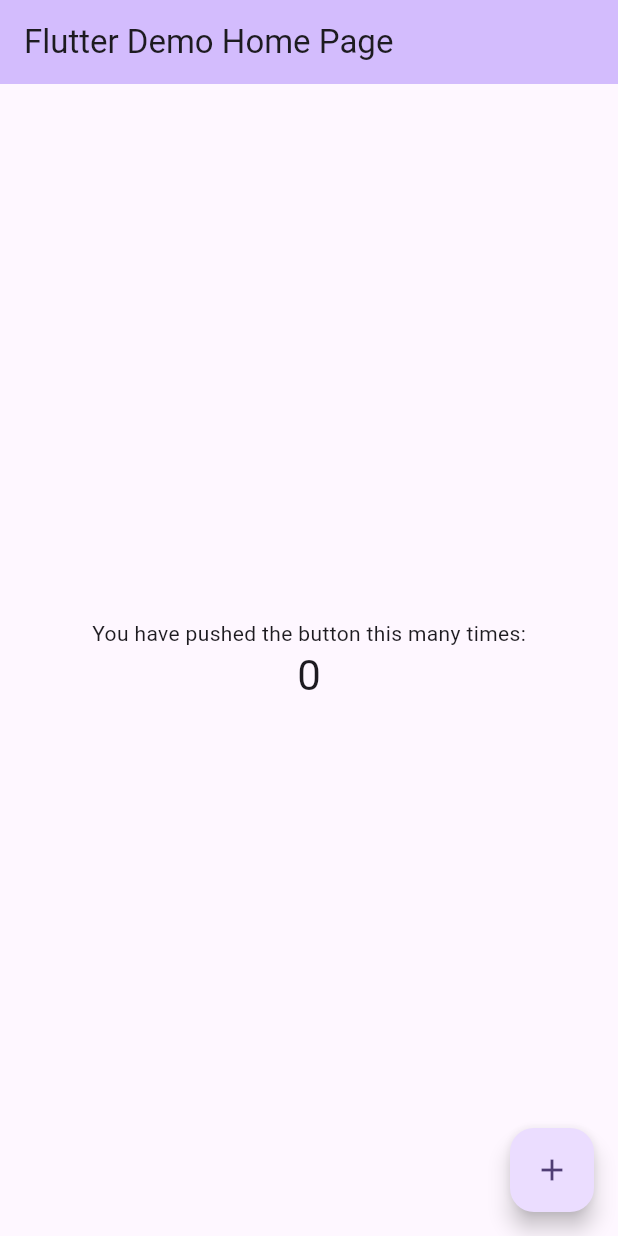
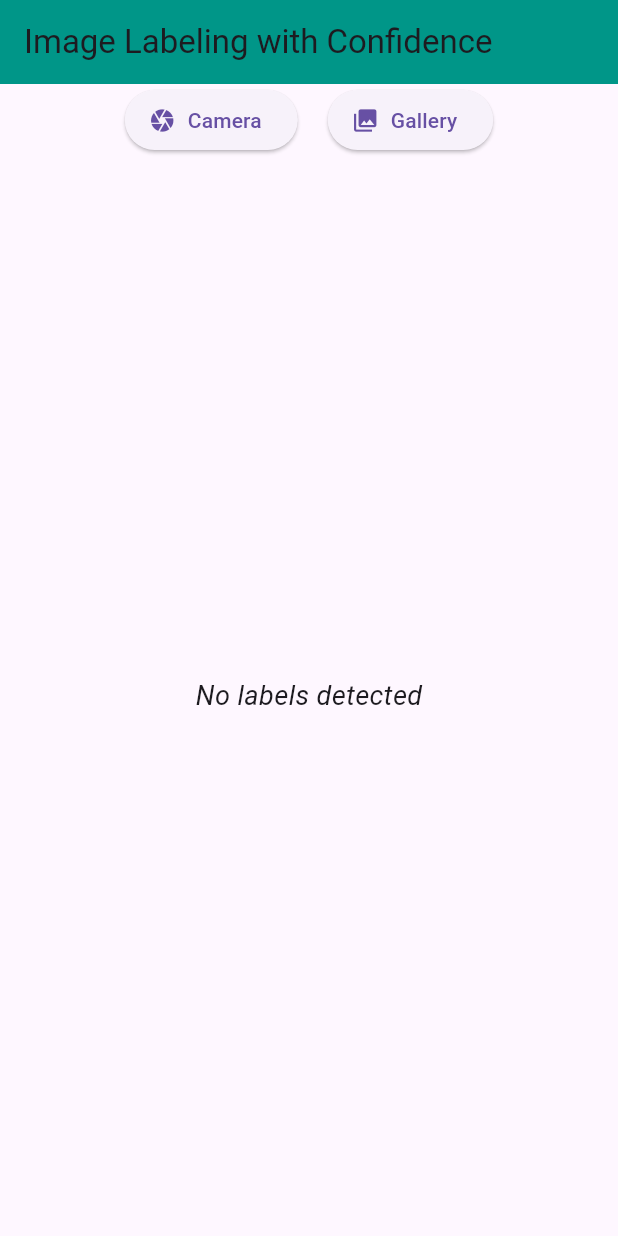
Before and after one commit to divya-jd/ML_labelling_App, a Flutter app: the screen it shows after launch, on a phone screen of 412 x 824 dp. Run offline on Flutter 3.47's test engine with Material 3 defaults, Android fonts, the phone set to English and light mode, and no system bars; our stand-ins replace image_picker; missing offline and left inert: google_mlkit_image_labeling.

Commit message:
edited main dart file

```diff
--- a/lib/main.dart
+++ b/lib/main.dart
@@ -1,125 +1,125 @@
 import 'package:flutter/material.dart';
+import 'dart:io';
+import 'package:image_picker/image_picker.dart';
+import 'package:google_mlkit_image_labeling/google_mlkit_image_labeling.dart';
 
-void main() {
-  runApp(const MyApp());
-}
+void main() => runApp(MyApp());
 
 class MyApp extends StatelessWidget {
-  const MyApp({super.key});
-
-  // This widget is the root of your application.
   @override
   Widget build(BuildContext context) {
     return MaterialApp(
-      title: 'Flutter Demo',
-      theme: ThemeData(
-        // This is the theme of your application.
-        //
-        // TRY THIS: Try running your application with "flutter run". You'll see
-        // the application has a purple toolbar. Then, without quitting the app,
-        // try changing the seedColor in the colorScheme below to Colors.green
-        // and then invoke "hot reload" (save your changes or press the "hot
-        // reload" button in a Flutter-supported IDE, or press "r" if you used
-        // the command line to start the app).
-        //
-        // Notice that the counter didn't reset back to zero; the application
-        // state is not lost during the reload. To reset the state, use hot
-        // restart instead.
-        //
-        // This works for code too, not just values: Most code changes can be
-        // tested with just a hot reload.
-        colorScheme: ColorScheme.fromSeed(seedColor: Colors.deepPurple),
-        useMaterial3: true,
-      ),
-      home: const MyHomePage(title: 'Flutter Demo Home Page'),
+      debugShowCheckedModeBanner: false,
+      home: ImageLabelingPage(),
     );
   }
 }
 
-class MyHomePage extends StatefulWidget {
-  const MyHomePage({super.key, required this.title});
-
-  // This widget is the home page of your application. It is stateful, meaning
-  // that it has a State object (defined below) that contains fields that affect
-  // how it looks.
-
-  // This class is the configuration for the state. It holds the values (in this
-  // case the title) provided by the parent (in this case the App widget) and
-  // used by the build method of the State. Fields in a Widget subclass are
-  // always marked "final".
-
-  final String title;
-
+class ImageLabelingPage extends StatefulWidget {
   @override
-  State<MyHomePage> createState() => _MyHomePageState();
+  _ImageLabelingPageState createState() => _ImageLabelingPageState();
 }
 
-class _MyHomePageState extends State<MyHomePage> {
-  int _counter = 0;
+class _ImageLabelingPageState extends State<ImageLabelingPage> {
+  File? _image;
+  final picker = ImagePicker();
+  List<Map<String, dynamic>> _labels = [];
 
-  void _incrementCounter() {
+  /// Picks an image from the gallery or camera
+  Future<void> pickImage(ImageSource source) async {
+    final pickedFile = await picker.pickImage(source: source);
+
+    if (pickedFile != null) {
+      setState(() {
+        _image = File(pickedFile.path);
+        _labels = []; // Clear previous labels
+      });
+
+      // Perform image labeling
+      await labelImage(_image!);
+    }
+  }
+
+  /// Uses ML Kit to label the image
+  Future<void> labelImage(File image) async {
+    final InputImage inputImage = InputImage.fromFile(image);
+
+    // Initialize the ImageLabeler
+    final ImageLabeler labeler = ImageLabeler(options: ImageLabelerOptions());
+
+    // Process the image and get labels
+    final List<ImageLabel> labels = await labeler.processImage(inputImage);
+
     setState(() {
-      // This call to setState tells the Flutter framework that something has
-      // changed in this State, which causes it to rerun the build method below
-      // so that the display can reflect the updated values. If we changed
-      // _counter without calling setState(), then the build method would not be
-      // called again, and so nothing would appear to happen.
-      _counter++;
+      _labels = labels
+          .map((label) => {
+                'label': label.label,
+                'confidence': label.confidence,
+              })
+          .toList();
     });
+
+    labeler.close(); // Clean up resources
   }
 
   @override
   Widget build(BuildContext context) {
-    // This method is rerun every time setState is called, for instance as done
-    // by the _incrementCounter method above.
-    //
-    // The Flutter framework has been optimized to make rerunning build methods
-    // fast, so that you can just rebuild anything that needs updating rather
-    // than having to individually change instances of widgets.
     return Scaffold(
       appBar: AppBar(
-        // TRY THIS: Try changing the color here to a specific color (to
-        // Colors.amber, perhaps?) and trigger a hot reload to see the AppBar
-        // change color while the other colors stay the same.
-        backgroundColor: Theme.of(context).colorScheme.inversePrimary,
-        // Here we take the value from the MyHomePage object that was created by
-        // the App.build method, and use it to set our appbar title.
-        title: Text(widget.title),
+        title: Text("Image Labeling with Confidence"),
+        backgroundColor: Colors.teal,
       ),
-      body: Center(
-        // Center is a layout widget. It takes a single child and positions it
-        // in the middle of the parent.
-        child: Column(
-          // Column is also a layout widget. It takes a list of children and
-          // arranges them vertically. By default, it sizes itself to fit its
-          // children horizontally, and tries to be as tall as its parent.
-          //
-          // Column has various properties to control how it sizes itself and
-          // how it positions its children. Here we use mainAxisAlignment to
-          // center the children vertically; the main axis here is the vertical
-          // axis because Columns are vertical (the cross axis would be
-          // horizontal).
-          //
-          // TRY THIS: Invoke "debug painting" (choose the "Toggle Debug Paint"
-          // action in the IDE, or press "p" in the console), to see the
-          // wireframe for each widget.
-          mainAxisAlignment: MainAxisAlignment.center,
-          children: <Widget>[
-            const Text(
-              'You have pushed the button this many times:',
+      body: Column(
+        children: [
+          if (_image != null)
+            Padding(
+              padding: const EdgeInsets.all(8.0),
+              child: Image.file(
+                _image!,
+                height: 300,
+                width: double.infinity,
+                fit: BoxFit.cover,
+              ),
             ),
-            Text(
-              '$_counter',
-              style: Theme.of(context).textTheme.headlineMedium,
-            ),
-          ],
-        ),
+          Row(
+            mainAxisAlignment: MainAxisAlignment.center,
+            children: [
+              ElevatedButton.icon(
+                onPressed: () => pickImage(ImageSource.camera),
+                icon: Icon(Icons.camera),
+                label: Text("Camera"),
+              ),
+              SizedBox(width: 20),
+              ElevatedButton.icon(
+                onPressed: () => pickImage(ImageSource.gallery),
+                icon: Icon(Icons.photo_library),
+                label: Text("Gallery"),
+              ),
+            ],
+          ),
+          Expanded(
+            child: _labels.isNotEmpty
+                ? ListView.builder(
+                    itemCount: _labels.length,
+                    itemBuilder: (context, index) {
+                      final label = _labels[index];
+                      return ListTile(
+                        title: Text(label['label']),
+                        subtitle: Text(
+                          "Confidence: ${(label['confidence'] * 100).toStringAsFixed(2)}%",
+                        ),
+                      );
+                    },
+                  )
+                : Center(
+                    child: Text(
+                      "No labels detected",
+                      style: TextStyle(fontSize: 18, fontStyle: FontStyle.italic),
+                    ),
+                  ),
+          ),
+        ],
       ),
-      floatingActionButton: FloatingActionButton(
-        onPressed: _incrementCounter,
-        tooltip: 'Increment',
-        child: const Icon(Icons.add),
-      ), // This trailing comma makes auto-formatting nicer for build methods.
     );
   }
 }
```
Also changed, not shown: pubspec.yaml (+8 -79 lines), pubspec.lock, 6 other files.
